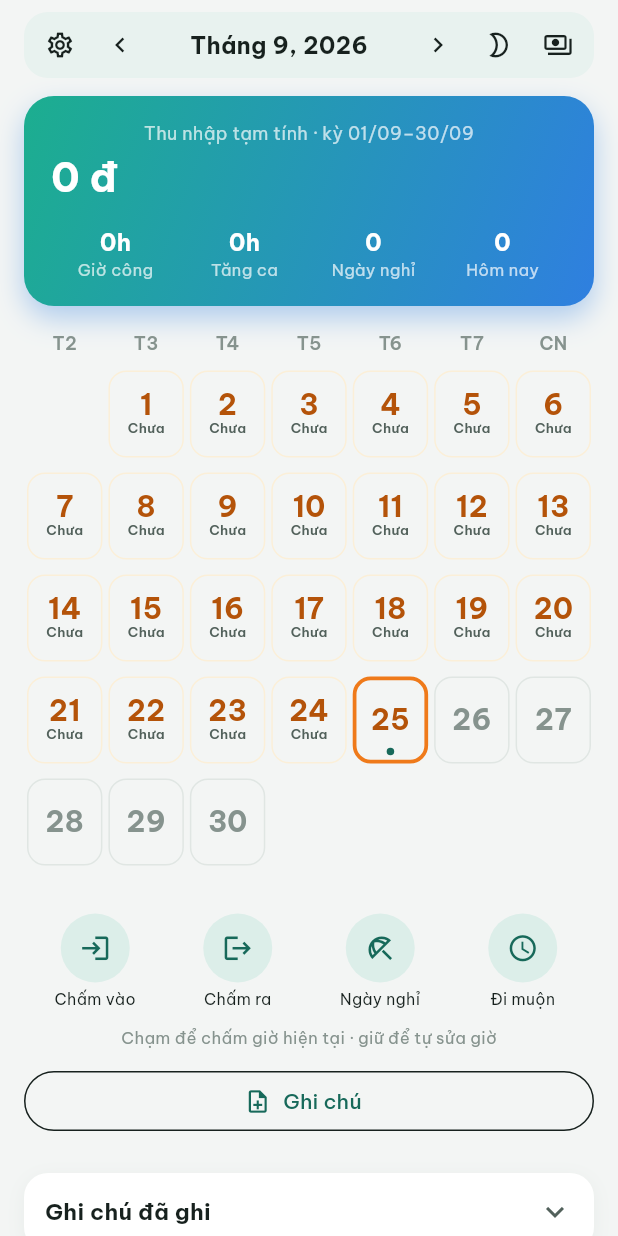
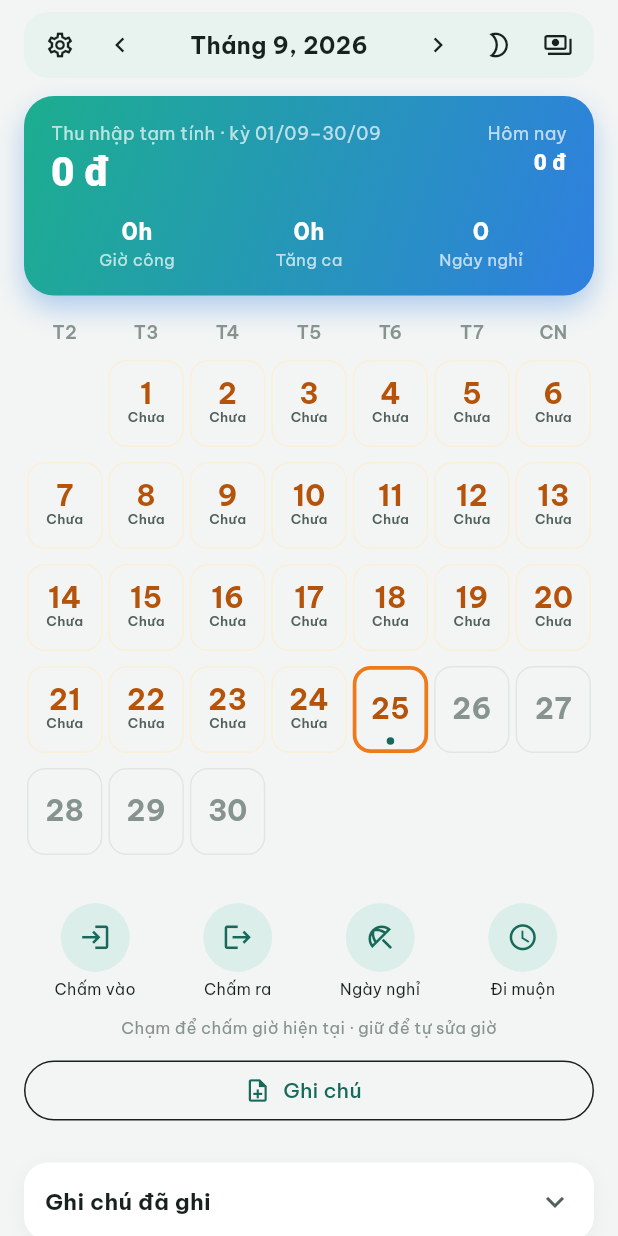
Before and after one commit to AissNguyen/cham-cong-don-gian, a Flutter app: the screen it shows after launch, on a phone screen of 412 x 824 dp. Run offline on Flutter 3.47's test engine with Material 3 defaults, Android fonts, the phone set to English and light mode, and no system bars; our stand-ins replace flutter_local_notifications, geolocator; missing offline and left inert: android_alarm_manager_plus, flutter_foreground_task, home_widget.

Commit message:
Redesign income card: live "today" earnings with size-swap animation
Today's provisional income now sits in the top-right corner of the income
card, ticking every second while a shift is open. On app launch it's shown
big for 3 seconds (period total shrinks), then swaps back so the period
total is primary. Removed the now-redundant "Hôm nay" stat tile.

Co-Authored-By: Claude Sonnet 5 <noreply@anthropic.com>

```diff
--- a/lib/ui/home/home_screen.dart
+++ b/lib/ui/home/home_screen.dart
@@ -43,7 +43,7 @@ class _HomeScreenState extends State<HomeScreen> {
     _tickTimer = Timer.periodic(const Duration(seconds: 1), (_) {
       if (mounted) setState(() {});
     });
-    Future.delayed(const Duration(seconds: 5), () {
+    Future.delayed(const Duration(seconds: 3), () {
       if (mounted) setState(() => _showTodayIntro = false);
     });
   }
@@ -199,6 +199,10 @@ class _HomeScreenState extends State<HomeScreen> {
   ) {
     final colors = context.appColors;
     final showIntro = _showTodayIntro;
+    const animDuration = Duration(milliseconds: 500);
+    const bigSize = 27.0;
+    const smallSize = 15.0;
+
     return Container(
       padding: const EdgeInsets.symmetric(horizontal: 18, vertical: 16),
       decoration: BoxDecoration(
@@ -211,21 +215,26 @@ class _HomeScreenState extends State<HomeScreen> {
         mainAxisSize: MainAxisSize.min,
         children: [
           Row(
+            crossAxisAlignment: CrossAxisAlignment.start,
+            children: [
+              // Bên trái: thu nhập kỳ, to lúc bình thường, thu nhỏ trong 3s đầu.
+              Expanded(
+                child: Column(
+                  crossAxisAlignment: CrossAxisAlignment.start,
+                  children: [
+                    Row(
                       children: [
                         Expanded(
-                child: AnimatedSwitcher(
-                  duration: const Duration(milliseconds: 400),
                           child: Text(
-                    showIntro ? 'Thu nhập hôm nay, tính tới bây giờ' : 'Thu nhập tạm tính · kỳ ${fmtDM(period.start)}–${fmtDM(period.end)}',
-                    key: ValueKey(showIntro),
+                            'Thu nhập tạm tính · kỳ ${fmtDM(period.start)}–${fmtDM(period.end)}',
                             style: const TextStyle(color: Colors.white70, fontSize: 12),
                             maxLines: 1,
                             overflow: TextOverflow.ellipsis,
                           ),
                         ),
-              ),
-              if (isOverridden && !showIntro)
+                        if (isOverridden)
                           Container(
+                            margin: const EdgeInsets.only(left: 6),
                             padding: const EdgeInsets.symmetric(horizontal: 6, vertical: 2),
                             decoration: BoxDecoration(color: Colors.white24, borderRadius: BorderRadius.circular(6)),
                             child: const Text('đã sửa tay', style: TextStyle(color: Colors.white, fontSize: 10)),
@@ -233,19 +242,40 @@ class _HomeScreenState extends State<HomeScreen> {
                       ],
                     ),
                     const SizedBox(height: 2),
-          AnimatedSwitcher(
-            duration: const Duration(milliseconds: 400),
-            transitionBuilder: (child, anim) => FadeTransition(
-              opacity: anim,
-              child: SizeTransition(sizeFactor: anim, axis: Axis.vertical, child: child),
+                    AnimatedDefaultTextStyle(
+                      duration: animDuration,
+                      curve: Curves.easeInOut,
+                      style: TextStyle(
+                        fontSize: showIntro ? smallSize : bigSize,
+                        fontWeight: FontWeight.w800,
+                        color: Colors.white,
                       ),
-            child: Text(
-              fmtMoney(showIntro ? todayPay : totalIncome),
-              key: ValueKey(showIntro),
-              style: const TextStyle(fontSize: 27, fontWeight: FontWeight.w800, color: Colors.white),
-              maxLines: 1,
-              overflow: TextOverflow.ellipsis,
+                      child: Text(fmtMoney(totalIncome), maxLines: 1, overflow: TextOverflow.ellipsis),
                     ),
+                  ],
+                ),
+              ),
+              const SizedBox(width: 10),
+              // Bên phải: thu nhập hôm nay, to nổi bật trong 3s đầu, sau đó thu nhỏ về góc
+              // này — nhưng số vẫn tiếp tục chạy tăng dần mỗi giây nếu ca đang mở.
+              Column(
+                crossAxisAlignment: CrossAxisAlignment.end,
+                children: [
+                  const Text('Hôm nay', style: TextStyle(color: Colors.white70, fontSize: 12)),
+                  const SizedBox(height: 2),
+                  AnimatedDefaultTextStyle(
+                    duration: animDuration,
+                    curve: Curves.easeInOut,
+                    style: TextStyle(
+                      fontSize: showIntro ? bigSize : smallSize,
+                      fontWeight: FontWeight.w800,
+                      color: Colors.white,
+                    ),
+                    child: Text(fmtMoney(todayPay), maxLines: 1, overflow: TextOverflow.ellipsis),
+                  ),
+                ],
+              ),
+            ],
           ),
           const SizedBox(height: 12),
           Row(
@@ -253,18 +283,11 @@ class _HomeScreenState extends State<HomeScreen> {
               _statTile(context, 'Giờ công', fmtHours(stats.normalMinutes)),
               _statTile(context, 'Tăng ca', fmtHours(stats.overtimeMinutes)),
               _statTile(context, 'Ngày nghỉ', '${stats.daysOff}'),
-              if (!showIntro) _statTile(context, 'Hôm nay', _shortMoney(todayPay)),
             ],
           ),
         ],
       ),
     );
-  }
-
-  String _shortMoney(double v) {
-    if (v >= 1e6) return '${fmtN(v / 1e6)}tr';
-    if (v >= 1e3) return '${(v / 1e3).round()}k';
-    return v.round().toString();
   }
 
   Widget _statTile(BuildContext context, String label, String value) {
```
Also changed, not shown: 1 other file. Lines whose indentation alone changed are shown as unchanged.
